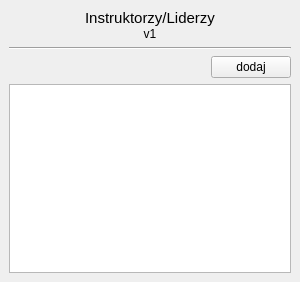
Before: the Qt Designer form Forms/liderzyForm.ui in kolomir/place_v2, drawn with Qt 5.
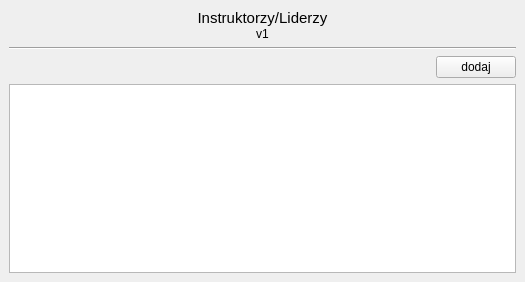
After: the same form once the commit is applied.

```diff
--- a/Forms/liderzyForm.ui
+++ b/Forms/liderzyForm.ui
@@ -6,7 +6,7 @@
    <rect>
     <x>0</x>
     <y>0</y>
-    <width>300</width>
+    <width>525</width>
     <height>282</height>
    </rect>
   </property>
```
